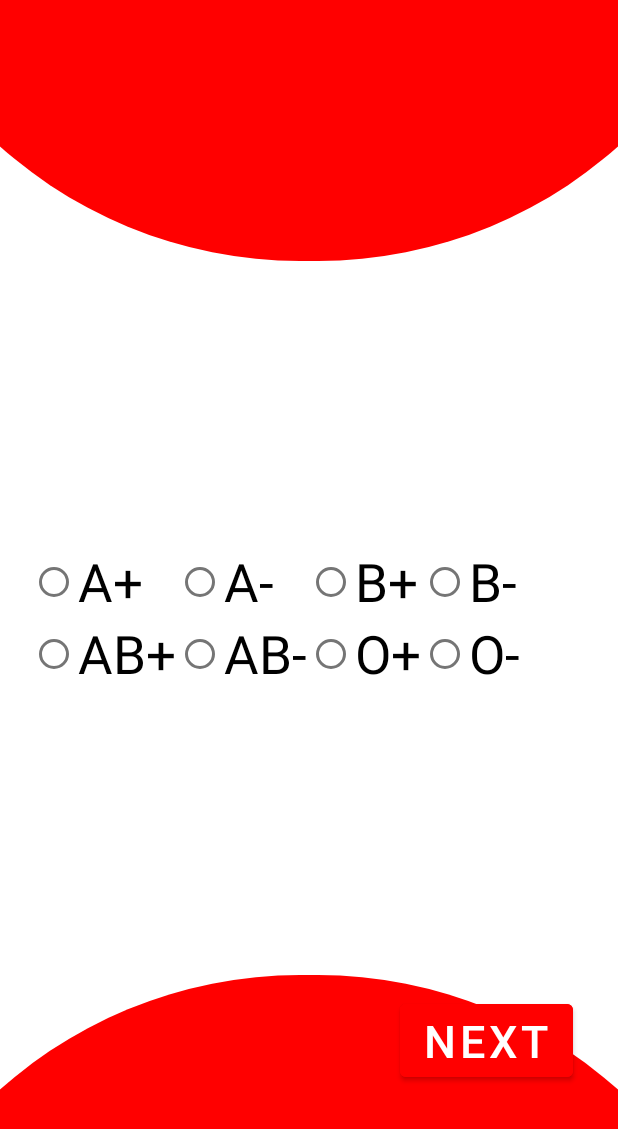
After one commit to m12900/BLOODDONAR, an Android app: the BloodConfirmActivity screen opened directly, with no data from a screen before it, on a phone screen of 412 x 824 dp. The commit adds this screen. Shown: the top 1129 px of the screen. Run offline under Robolectric (Android 15) with nearby library versions, the phone set to English and light mode, and no system bars.

Commit message:
BLOODDONAR

```diff
--- a/app/src/main/AndroidManifest.xml
+++ b/app/src/main/AndroidManifest.xml
@@ -9,7 +9,8 @@
         android:roundIcon="@mipmap/ic_launcher_round"
         android:supportsRtl="true"
         android:theme="@style/Theme.BLOODDONAR">
-        <activity android:name=".UserDataActivity"></activity>
+        <activity android:name=".BloodConfirmActivity"></activity>
+        <activity android:name=".UserDataActivity" />
         <activity android:name=".ConfirmPhoneNumberActivity" />
         <activity android:name=".MainActivity">
             <intent-filter>
--- /dev/null
+++ b/app/src/main/java/com/example/blooddonar/BloodConfirmActivity.java
@@ -0,0 +1,14 @@
+package com.example.blooddonar;
+
+import androidx.appcompat.app.AppCompatActivity;
+
+import android.os.Bundle;
+
+public class BloodConfirmActivity extends AppCompatActivity {
+
+    @Override
+    protected void onCreate(Bundle savedInstanceState) {
+        super.onCreate(savedInstanceState);
+        setContentView(R.layout.activity_blood_confirm);
+    }
+}
--- /dev/null
+++ b/app/src/main/res/layout/activity_blood_confirm.xml
@@ -0,0 +1,87 @@
+<?xml version="1.0" encoding="utf-8"?>
+<RelativeLayout xmlns:android="http://schemas.android.com/apk/res/android"
+    xmlns:app="http://schemas.android.com/apk/res-auto"
+    xmlns:tools="http://schemas.android.com/tools"
+    android:layout_width="match_parent"
+    android:layout_height="match_parent"
+    android:background="@drawable/backgroud_signup"
+    tools:context=".BloodConfirmActivity">
+    <TextView
+        android:layout_width="wrap_content"
+        android:layout_height="wrap_content"
+        android:text="BLOOD DONAR"
+        android:layout_centerHorizontal="true"
+        android:textSize="35dp"
+        android:textColor="#FF0000"
+        android:textStyle="bold"
+        android:layout_marginTop="100dp"/>
+    <RadioGroup
+        android:layout_width="match_parent"
+        android:layout_height="wrap_content"
+        android:orientation="horizontal"
+        android:layout_centerHorizontal="true"
+        android:layout_margin="20dp"
+        android:layout_centerInParent="true"
+        >
+        <GridLayout
+            android:layout_width="match_parent"
+            android:layout_height="wrap_content"
+            android:columnCount="4">
+            <RadioButton
+            android:id="@+id/A_post_blood"
+            android:layout_width="wrap_content"
+            android:layout_height="wrap_content"
+            android:textSize="35dp"
+            android:text="A+"/>
+        <RadioButton android:id="@+id/A_neg_blood"
+            android:layout_width="wrap_content"
+            android:layout_height="wrap_content"
+            android:textSize="35dp"
+            android:text="A-"/>
+        <RadioButton
+            android:id="@+id/B_post_blood"
+            android:layout_width="wrap_content"
+            android:layout_height="wrap_content"
+            android:textSize="35dp"
+            android:text="B+"/>
+        <RadioButton android:id="@+id/B_neg_blood"
+            android:layout_width="wrap_content"
+            android:layout_height="wrap_content"
+            android:textSize="35dp"
+            android:text="B-"/>
+        <RadioButton
+            android:id="@+id/AB_post_blood"
+            android:layout_width="wrap_content"
+            android:layout_height="wrap_content"
+            android:text="AB+"
+            android:textSize="35dp"/>
+        <RadioButton android:id="@+id/Ab_neg_blood"
+            android:layout_width="wrap_content"
+            android:layout_height="wrap_content"
+            android:text="AB-"
+            android:textSize="35dp"/>
+        <RadioButton
+            android:id="@+id/O_post_blood"
+            android:layout_width="wrap_content"
+            android:layout_height="wrap_content"
+            android:text="O+"
+            android:textSize="35dp"/>
+        <RadioButton android:id="@+id/O_neg_blood"
+            android:layout_width="wrap_content"
+            android:layout_height="wrap_content"
+            android:text="O-"
+            android:textSize="35dp"/>
+        </GridLayout>
+    </RadioGroup>
+    <Button
+        android:id="@+id/btn_ver_code_login"
+        android:layout_width="wrap_content"
+        android:layout_height="wrap_content"
+        android:layout_alignParentBottom="true"
+        android:layout_alignParentRight="true"
+        android:layout_marginRight="30dp"
+        android:layout_marginBottom="100dp"
+        android:backgroundTint="#FF0000"
+        android:text="Next"
+        android:textSize="30dp"/>
+</RelativeLayout>
```
Also changed, not shown: app/src/main/res/layout/activity_user_data.xml (+41 -13 lines), gradle/wrapper/gradle-wrapper.properties.
